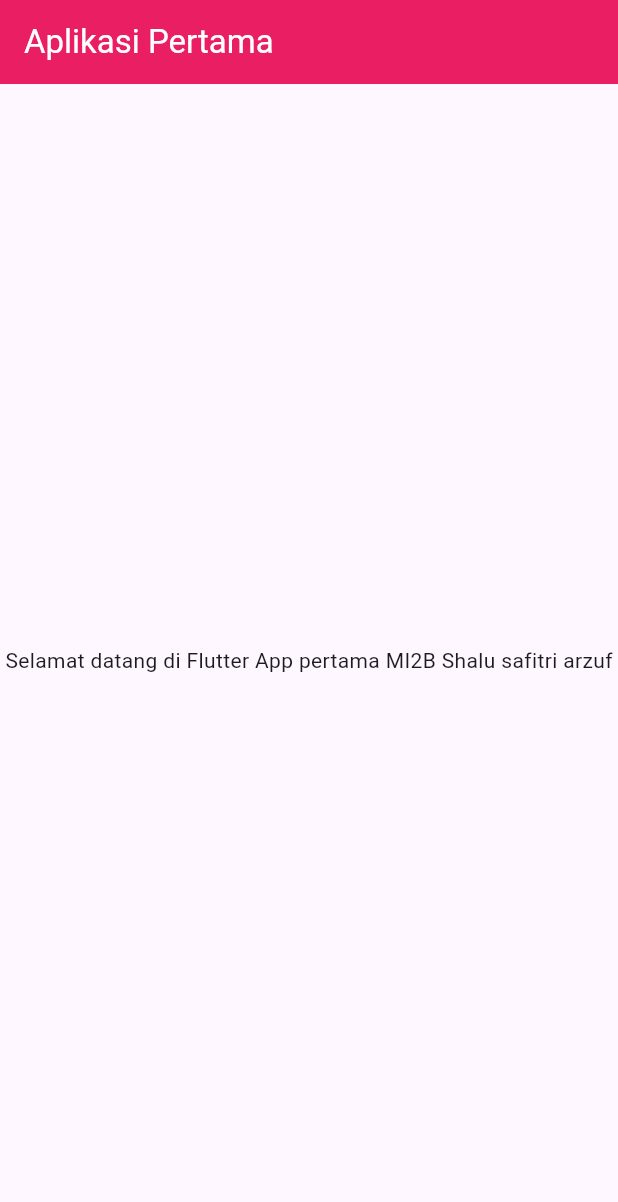
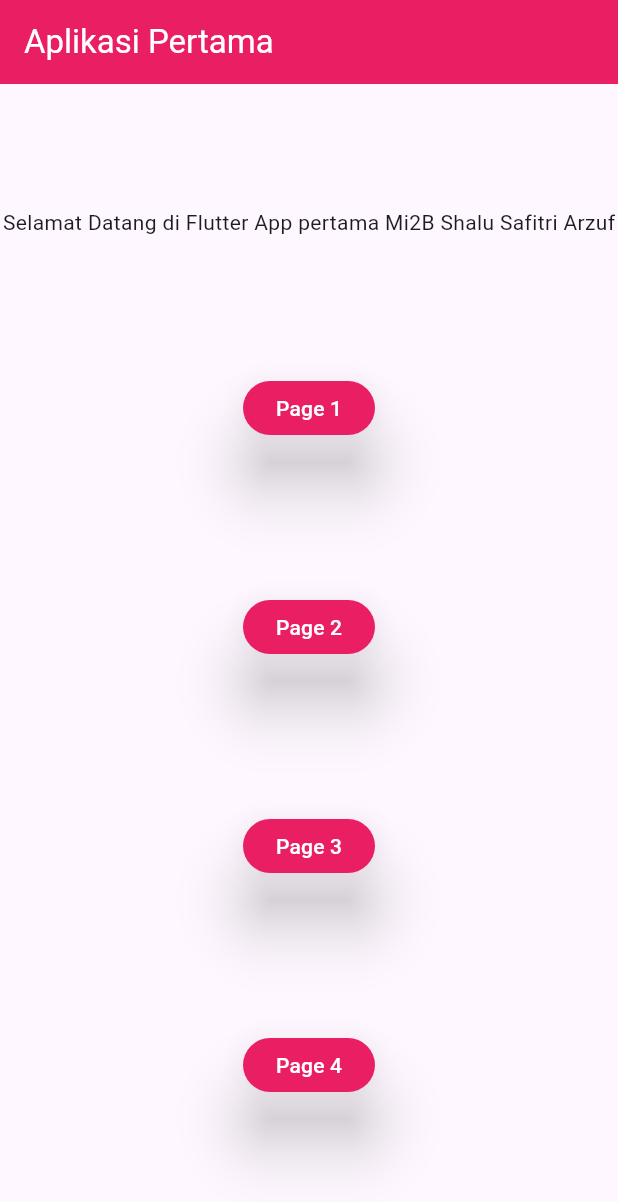
Before and after one commit to ShaluSafitriArzuf/flutter_mobile, a Flutter app: the screen it shows after launch, on a phone screen of 412 x 824 dp. Shown: the top 1202 px of the screen. Run offline on Flutter 3.47's test engine with Material 3 defaults, Android fonts, the phone set to English and light mode, and no system bars.

Commit message:
Initial commit

```diff
--- a/lib/main.dart
+++ b/lib/main.dart
@@ -1,6 +1,11 @@
 import 'package:flutter/material.dart';
+import 'package:project1_mi2b/Screen/page_dua.dart';
+import 'package:project1_mi2b/Screen/page_empat.dart';
 
-void main() {
+
+
+import 'package:project1_mi2b/Screen/page_satu.dart';
+import 'package:project1_mi2b/Screen/page_tiga.dart';void main() {
   runApp(const MyApp());
 }
 
@@ -29,6 +34,7 @@
         // This works for code too, not just values: Most code changes can be
         // tested with just a hot reload.
         colorScheme: ColorScheme.fromSeed(seedColor: Colors.deepPurple),
+        useMaterial3: true,
       ),
       home: const PageOne(),
       debugShowCheckedModeBanner: false,
@@ -36,7 +42,7 @@
   }
 }
 
-// ketik st
+//ketik st
 class PageOne extends StatelessWidget {
   const PageOne({super.key});
 
@@ -44,19 +50,93 @@
   Widget build(BuildContext context) {
     return Scaffold(
       appBar: AppBar(
-        //appBar : properti dari sbeuah widget
+        //appBar : properti dari sebuah widget
         //AppBar : widget
 
-        title: Text('Aplikasi Pertama',
+        title: Text(
+          'Aplikasi Pertama',
           style: TextStyle(color: Colors.white),
         ),
         backgroundColor: Colors.pink,
       ),
       body: Center(
-        child: Text("Selamat datang di Flutter App pertama MI2B Shalu safitri arzuf"),
-        //child : cuma bisa nampung satu(1) widget
-        //children : bisa menampung beberapa widget
-      )
+        child: Column(
+          mainAxisAlignment: MainAxisAlignment.spaceEvenly,
+          crossAxisAlignment: CrossAxisAlignment.center,
+          children: [
+            Text("Selamat Datang di Flutter App pertama Mi2B Shalu Safitri Arzuf"),
+            Padding(
+              padding: const EdgeInsets.all(8.0),
+              child: MaterialButton(onPressed: (){
+                //ini untuk pindah ke page 1
+                Navigator.push(context, MaterialPageRoute(builder: (context)
+                => PageSatu()
+                ));
+              },
+                elevation: 18.0,
+                shape: RoundedRectangleBorder(borderRadius: BorderRadius.circular(20)),
+                //ini untuk pindah page
+                color: Colors.pink,
+                child: Text('Page 1',
+                  style: TextStyle(fontSize: 14, color: Colors.white ),
+                ),
+              ),
+            ),
+            Padding(
+              padding: const EdgeInsets.all(8.0),
+              child: MaterialButton(onPressed: (){
+                Navigator.push(context, MaterialPageRoute(builder: (context)
+                => PageDua()
+                ));
+              },
+                elevation: 18.0,
+                shape: RoundedRectangleBorder(borderRadius: BorderRadius.circular(20)),
+                //ini untuk pindah page
+                color: Colors.pink,
+                child: Text('Page 2',
+                  style: TextStyle(fontSize: 14, color: Colors.white ),
+                ),
+              ),
+
+            ),
+            Padding(
+              padding: const EdgeInsets.all(8.0),
+              child: MaterialButton(onPressed: (){
+                Navigator.push(context, MaterialPageRoute(builder: (context)
+                => PageTiga()
+                ));
+              },
+                elevation: 18.0,
+                shape: RoundedRectangleBorder(borderRadius: BorderRadius.circular(20)),
+                //ini untuk pindah page
+                color: Colors.pink,
+                child: Text('Page 3',
+                  style: TextStyle(fontSize: 14, color: Colors.white ),
+                ),
+              ),
+            ),
+            Padding(
+              padding: const EdgeInsets.all(8.0),
+              child: MaterialButton(onPressed: (){
+                Navigator.push(context, MaterialPageRoute(builder: (context)
+                => PageEmpat()
+                ));
+              },
+                elevation: 18.0,
+                shape: RoundedRectangleBorder(borderRadius: BorderRadius.circular(20)),
+                //ini untuk pindah page
+                color: Colors.pink,
+                child: Text('Page 4',
+                  style: TextStyle(fontSize: 14, color: Colors.white ),
+                ),
+              ),
+            ),
+          ],
+        ),
+
+        //child :  cuma bisa nampung 1 widget
+        //children : bisa nampung beberapa widget
+      ),
     );
   }
 }
```
Also changed, not shown: lib/Screen/page_dua.dart (added, +38 -0 lines), lib/Screen/page_empat.dart (added, +31 -0 lines), lib/Screen/page_satu.dart (added, +19 -0 lines), lib/Screen/page_tiga.dart (added, +62 -0 lines).
